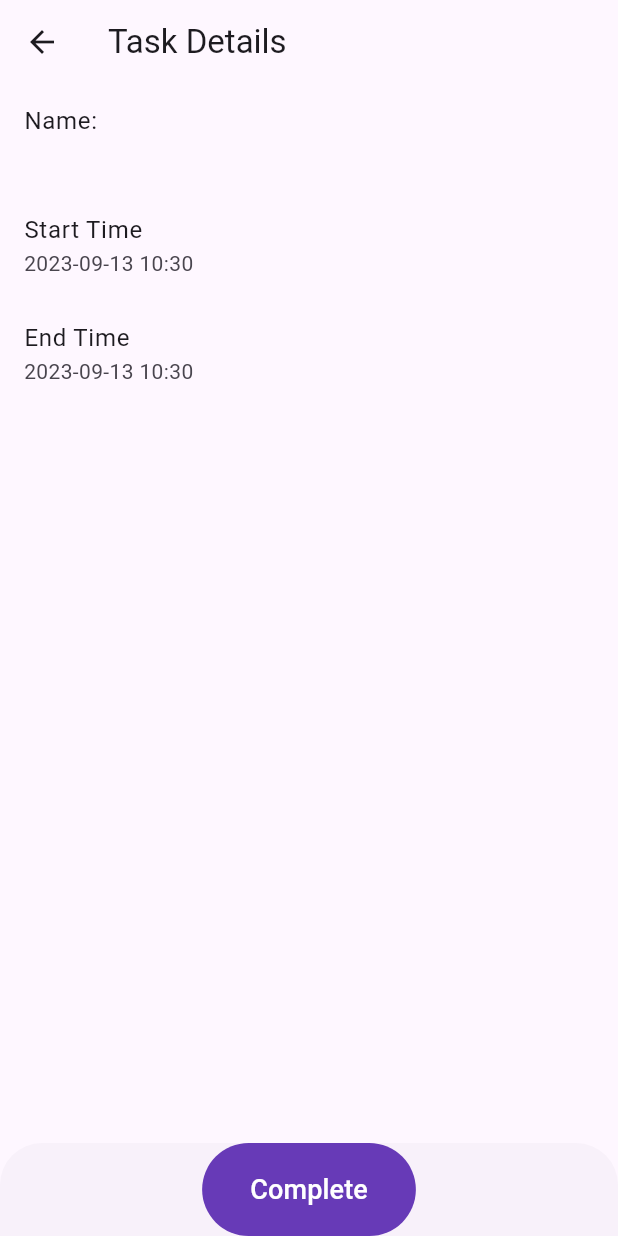
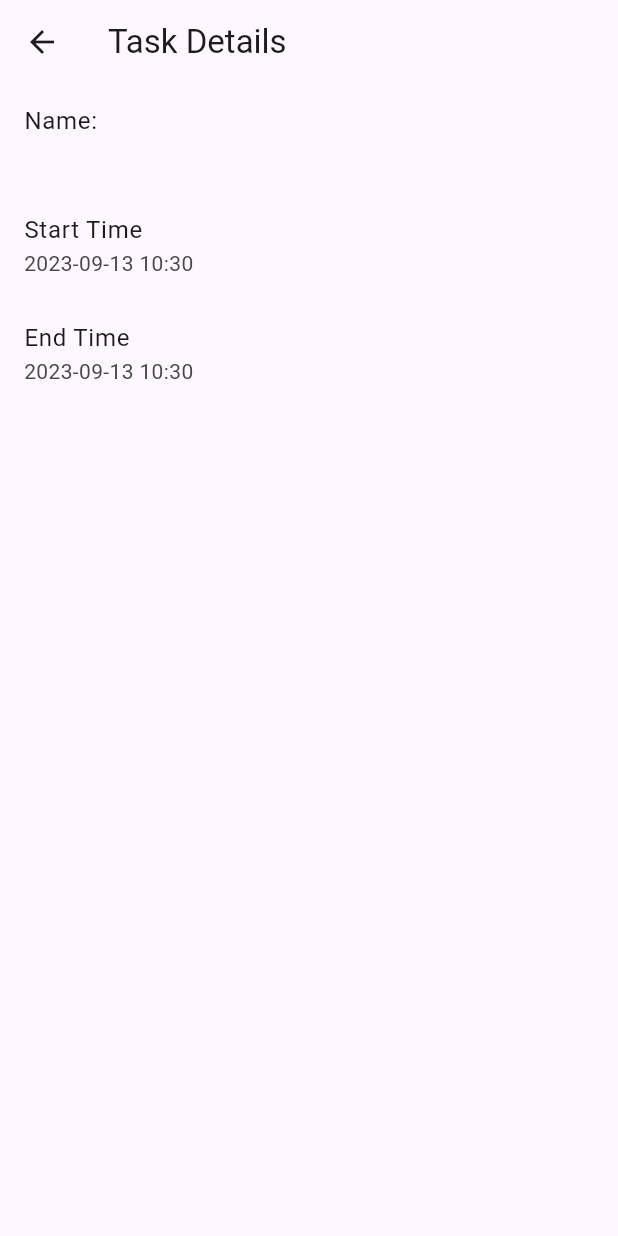
Before and after one commit to maxstain/desktop-manager, a Flutter app: the TaskDetailsPage screen opened directly with empty values, on a phone screen of 412 x 824 dp. Run offline on Flutter 3.47's test engine with Material 2 defaults, Android fonts, the phone set to English and light mode, and no system bars; our stand-ins replace lottie.

Commit message:
[FIX]: Fixing bugs

```diff
--- a/lib/Views/taskDetails.dart
+++ b/lib/Views/taskDetails.dart
@@ -42,40 +42,6 @@ class _TaskDetailsPageState extends State<TaskDetailsPage> {
           ),
         ],
       ),
-      bottomSheet: Row(
-        crossAxisAlignment: CrossAxisAlignment.center,
-        mainAxisAlignment: MainAxisAlignment.spaceEvenly,
-        children: [
-          TextButton(
-            style: TextButton.styleFrom(
-              backgroundColor: Colors.deepPurple,
-            ),
-            onPressed: () {
-              setState(() {
-                widget.task.complete();
-                ScaffoldMessenger.of(context).showSnackBar(
-                  const SnackBar(
-                    content: Text('Task completed!'),
-                  ),
-                );
-              });
-            },
-            child: Container(
-              padding: const EdgeInsets.symmetric(
-                horizontal: 20,
-                vertical: 10,
-              ),
-              child: const Text(
-                'Complete',
-                style: TextStyle(
-                  color: Colors.white,
-                  fontSize: 18,
-                ),
-              ),
-            ),
-          ),
-        ],
-      ),
     );
   }
 }
```
